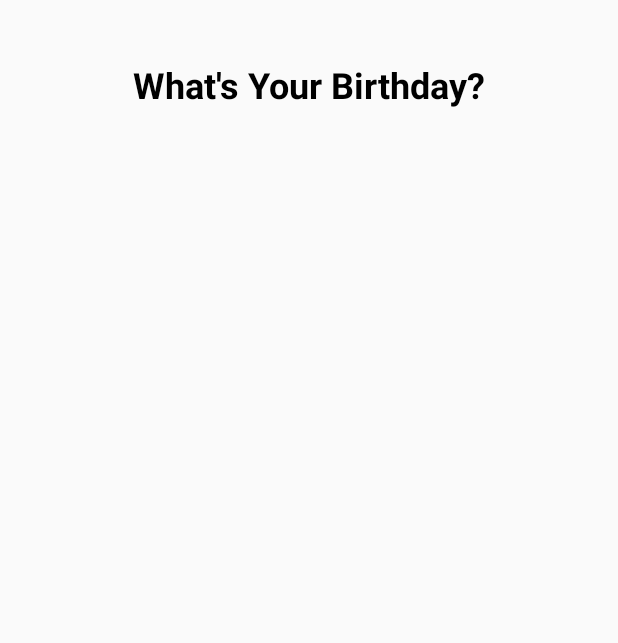
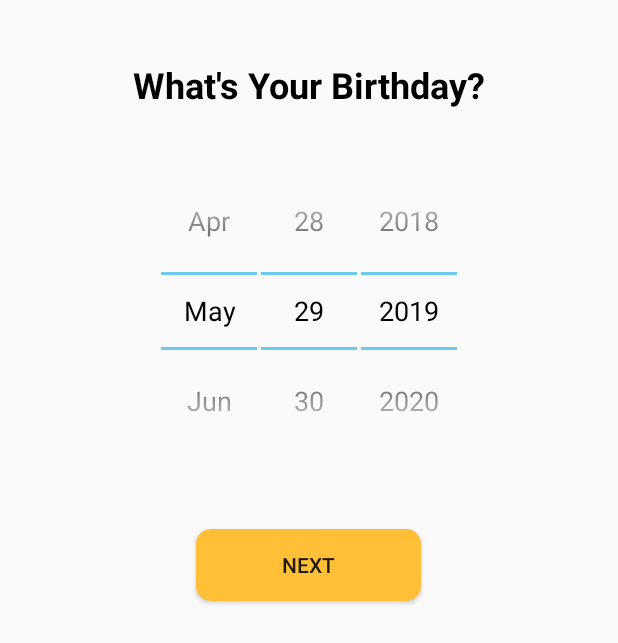
Before and after one commit to osamabutt1097/SeekhLoo, an Android app: the layout signup_frag_birthday.xml on its own in the app's theme, with its tools: preview values and no code run, on a phone screen of 412 x 824 dp. Shown: the top 643 px of the screen. Run offline under Robolectric (Android 15) with nearby library versions, the light colour scheme and no system bars.

Commit message:
sign up frag

```diff
--- a/app/src/main/java/com/example/osamanadeem/seekhloo/AdminPanelActivity.java
+++ b/app/src/main/java/com/example/osamanadeem/seekhloo/AdminPanelActivity.java
@@ -68,7 +68,6 @@ public class AdminPanelActivity extends AppCompatActivity {
                 {
                     bottomNavigationView.getMenu().getItem(0).setChecked(false);
                 }
-                Log.d("page", "onPageSelected: "+position);
                 bottomNavigationView.getMenu().getItem(position).setChecked(true);
                 prevMenuItem = bottomNavigationView.getMenu().getItem(position);
 
--- a/app/src/main/res/layout/signup_frag_birthday.xml
+++ b/app/src/main/res/layout/signup_frag_birthday.xml
@@ -14,4 +14,23 @@
         android:textStyle="bold"
         android:textColor="@color/black"/>
 
+    <DatePicker
+        android:theme="@style/DatePicker"
+        android:id="@+id/fragment_date_picker_control"
+        android:datePickerMode="spinner"
+        android:spinnersShown="true"
+        android:calendarViewShown="false"
+        android:layout_width="300dp"
+        android:layout_height="250dp"
+        android:layout_gravity="center_horizontal"
+        android:layout_marginTop="10dp"/>
+    <Button
+        android:layout_width="150dp"
+        android:layout_height="wrap_content"
+        android:layout_gravity="center"
+        android:text="Next"
+        android:background="@drawable/roundedbutton"
+        android:layout_marginTop="20dp"
+        />
+
 </LinearLayout>
--- a/app/src/main/res/values/styles.xml
+++ b/app/src/main/res/values/styles.xml
@@ -12,5 +12,7 @@
     <style name="AppTheme.AppBarOverlay" parent="ThemeOverlay.AppCompat.Dark.ActionBar" />
 
     <style name="AppTheme.PopupOverlay" parent="ThemeOverlay.AppCompat.Light" />
-
+    <style name="DatePicker" parent="@android:style/Theme.Holo.Light">
+        <item name="android:datePickerStyle">@android:style/Widget.DatePicker</item>
+    </style>
 </resources>
```
Also changed, not shown: app/src/main/java/com/example/osamanadeem/seekhloo/SignupActivity.java (+55 -0 lines), app/src/main/java/com/example/osamanadeem/seekhloo/signup_frag_birthday.java (added, +24 -0 lines), app/src/main/java/com/example/osamanadeem/seekhloo/signup_frag_email.java (added, +25 -0 lines), app/src/main/java/com/example/osamanadeem/seekhloo/signup_frag_gender.java (added, +24 -0 lines), app/src/main/java/com/example/osamanadeem/seekhloo/signup_frag_join.java (added, +24 -0 lines), app/src/main/java/com/example/osamanadeem/seekhloo/signup_frag_name.java (added, +24 -0 lines), app/src/main/java/com/example/osamanadeem/seekhloo/signup_frag_password.java (added, +25 -0 lines).
